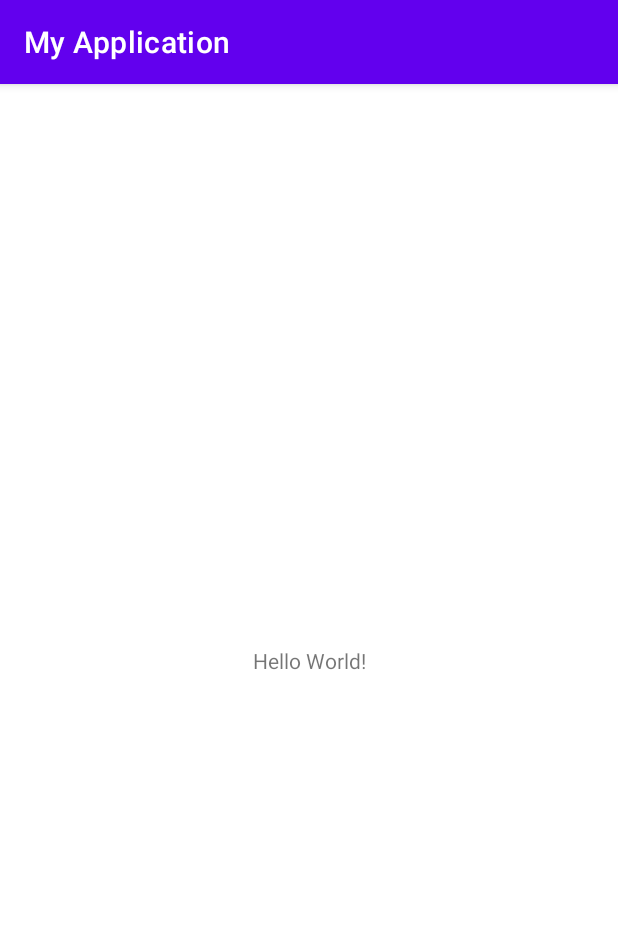
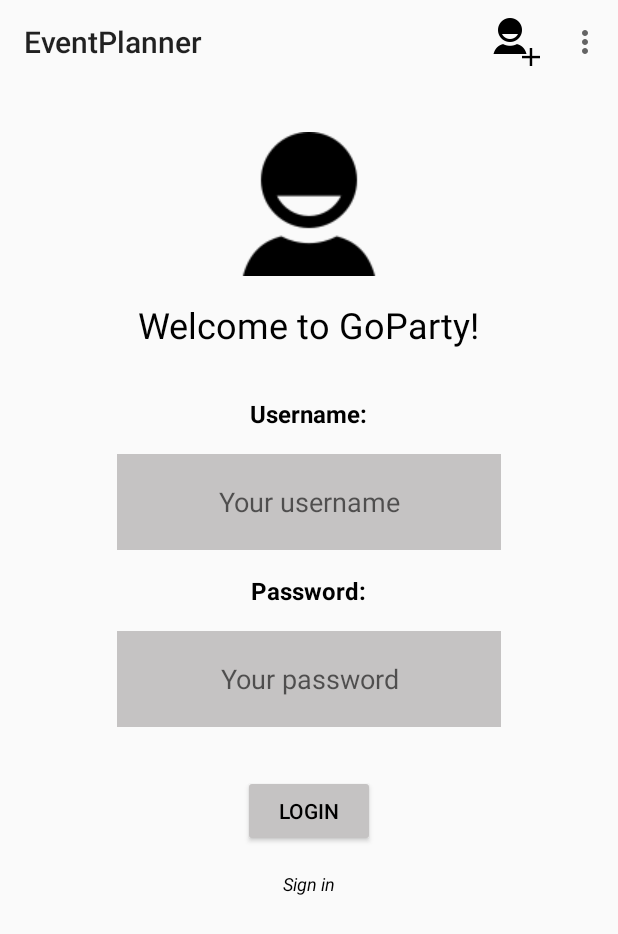
Before and after one commit to Assmannvfbh/eventPlanner_CP470, an Android app: the screen it shows after launch (MainActivity before the commit, LoginActivity after it), on a phone screen of 412 x 824 dp. Shown: the top 934 px of the screen. Run offline under Robolectric (Android 15) with nearby library versions, the phone set to English and light mode, and no system bars.

Commit message:
login screen, first register screen, database connection (still not working properly)

```diff
--- a/app/build.gradle
+++ b/app/build.gradle
@@ -25,6 +25,9 @@ android {
         sourceCompatibility JavaVersion.VERSION_1_8
         targetCompatibility JavaVersion.VERSION_1_8
     }
+    buildFeatures {
+        viewBinding true
+    }
 }
 
 dependencies {
@@ -32,6 +35,8 @@ dependencies {
     implementation 'androidx.appcompat:appcompat:1.5.1'
     implementation 'com.google.android.material:material:1.7.0'
     implementation 'androidx.constraintlayout:constraintlayout:2.1.4'
+    implementation 'androidx.navigation:navigation-fragment:2.5.2'
+    implementation 'androidx.navigation:navigation-ui:2.5.2'
     testImplementation 'junit:junit:4.13.2'
     androidTestImplementation 'androidx.test.ext:junit:1.1.3'
     androidTestImplementation 'androidx.test.espresso:espresso-core:3.4.0'
--- /dev/null
+++ b/app/src/main/java/com/example/myapplication/LoginActivity.java
@@ -0,0 +1,54 @@
+package com.example.myapplication;
+
+import androidx.annotation.NonNull;
+import androidx.appcompat.app.AppCompatActivity;
+import androidx.appcompat.widget.Toolbar;
+
+import android.content.Intent;
+import android.os.Bundle;
+import android.view.Menu;
+import android.view.MenuInflater;
+import android.view.MenuItem;
+import android.widget.Toast;
+
+import com.google.android.material.snackbar.Snackbar;
+
+public class LoginActivity extends AppCompatActivity {
+
+    Toolbar toolbar;
+
+
+    @Override
+    protected void onCreate(Bundle savedInstanceState) {
+        super.onCreate(savedInstanceState);
+        setContentView(R.layout.activity_login);
+        toolbar = findViewById(R.id.login_toolbar);
+        setSupportActionBar(toolbar);
+    }
+
+    @Override
+    public boolean onCreateOptionsMenu(Menu menu) {
+        MenuInflater inflater = getMenuInflater();
+        inflater.inflate(R.menu.login_menu,menu);
+        return super.onCreateOptionsMenu(menu);
+    }
+
+    @Override
+    public boolean onOptionsItemSelected(@NonNull MenuItem item) {
+        int id = item.getItemId();
+
+        switch(id){
+            case R.id.login_about:
+                Snackbar.make(this.toolbar, getResources().getString(R.string.login_about_Niklas), Toast.LENGTH_SHORT).show();
+                break;
+            case R.id.login_toolbar_signIn:
+                Intent intent = new Intent(LoginActivity.this, Register1Activity.class);
+                startActivity(intent);
+        }
+        return true;
+    }
+
+
+
+
+}
--- /dev/null
+++ b/app/src/main/res/layout/activity_login.xml
@@ -0,0 +1,104 @@
+<?xml version="1.0" encoding="utf-8"?>
+<LinearLayout xmlns:android="http://schemas.android.com/apk/res/android"
+    xmlns:app="http://schemas.android.com/apk/res-auto"
+    xmlns:tools="http://schemas.android.com/tools"
+    android:layout_width="match_parent"
+    android:layout_height="match_parent"
+    android:orientation="vertical"
+    android:theme="@style/Theme.Design.Light.NoActionBar"
+    tools:context=".LoginActivity">
+
+    <androidx.appcompat.widget.Toolbar
+        android:id="@+id/login_toolbar"
+        android:layout_width="match_parent"
+        android:layout_height="wrap_content" />
+
+    <ImageView
+        android:id="@+id/imageView"
+        android:layout_marginTop="32dp"
+        android:layout_gravity="center"
+        android:layout_width="wrap_content"
+        android:layout_height="wrap_content"
+        app:srcCompat="@drawable/icons8_user_96" />
+
+    <TextView
+        android:id="@+id/textView4"
+        android:layout_width="wrap_content"
+        android:layout_height="wrap_content"
+        android:layout_gravity="center"
+        android:layout_marginTop="16dp"
+        android:gravity="center"
+        android:textColor="@color/black"
+        android:text="Welcome to GoParty!"
+        android:textSize="24dp" />
+
+    <TextView
+        android:textSize="16sp"
+        android:textStyle="bold"
+        android:id="@+id/login_username"
+        android:layout_width="wrap_content"
+        android:layout_height="wrap_content"
+        android:layout_marginTop="32dp"
+        android:text="@string/username"
+        android:textColor="@color/black"
+        android:layout_gravity="center"/>
+
+    <EditText
+        android:id="@+id/login_uName_textfield"
+        android:layout_width="256dp"
+        android:layout_height="64dp"
+        android:layout_marginTop="16dp"
+        android:ems="10"
+        android:textColor="@color/black"
+        android:inputType="textPersonName"
+        android:hint="@string/login_hint_username"
+        android:gravity="center"
+        android:layout_gravity="center"
+        android:background="@color/light_grey"/>
+    <TextView
+        android:textStyle="bold"
+        android:textSize="16sp"
+        android:id="@+id/login_password"
+        android:layout_width="wrap_content"
+        android:layout_height="wrap_content"
+        android:layout_marginTop="16dp"
+        android:textColor="@color/black"
+        android:text="@string/password"
+        android:layout_gravity="center"/>
+
+    <EditText
+        android:id="@+id/login_psw_textfield"
+        android:layout_width="256dp"
+        android:layout_height="64dp"
+        android:layout_marginTop="16dp"
+        android:ems="10"
+        android:inputType="textPersonName"
+        android:hint="@string/login_hint_password"
+        android:layout_gravity="center"
+        android:background="@color/light_grey"
+        android:gravity="center"
+        android:textColor="@color/black"/>
+
+    <Button
+        android:id="@+id/login_login"
+        android:layout_marginTop="32dp"
+        android:layout_gravity="center"
+        android:layout_width="wrap_content"
+        android:layout_height="wrap_content"
+        android:text="@string/login"
+        android:backgroundTint="@color/light_grey"
+        android:textColor="@color/black"/>
+
+    <TextView
+        android:id="@+id/textView"
+        android:layout_width="wrap_content"
+        android:layout_height="wrap_content"
+        android:text="@string/login_signIn"
+        android:layout_gravity="center"
+        android:textSize="12sp"
+        android:layout_marginTop="16dp"
+        android:textStyle="italic"
+        android:textColor="@color/black"/>
+
+
+</LinearLayout>
--- /dev/null
+++ b/app/src/main/res/menu/login_menu.xml
@@ -0,0 +1,18 @@
+<?xml version="1.0" encoding="utf-8"?>
+<menu xmlns:android="http://schemas.android.com/apk/res/android"
+    xmlns:app="http://schemas.android.com/apk/res-auto">
+
+    <item
+        android:id="@+id/login_about"
+        android:title="@string/help"
+        app:showAsAction="never"
+        />
+
+    <item
+        android:id="@+id/login_toolbar_signIn"
+        android:title="add_User"
+        android:icon="@drawable/icons8_add_user_male_96"
+        app:showAsAction="always"/>
+
+
+</menu>
--- /dev/null
+++ b/app/src/main/res/values-land/dimens.xml
@@ -0,0 +1,3 @@
+<resources>
+    <dimen name="fab_margin">48dp</dimen>
+</resources>
--- /dev/null
+++ b/app/src/main/res/values-w1240dp/dimens.xml
@@ -0,0 +1,3 @@
+<resources>
+    <dimen name="fab_margin">200dp</dimen>
+</resources>
--- /dev/null
+++ b/app/src/main/res/values-w600dp/dimens.xml
@@ -0,0 +1,3 @@
+<resources>
+    <dimen name="fab_margin">48dp</dimen>
+</resources>
--- a/app/src/main/res/values/colors.xml
+++ b/app/src/main/res/values/colors.xml
@@ -7,4 +7,5 @@
     <color name="teal_700">#FF018786</color>
     <color name="black">#FF000000</color>
     <color name="white">#FFFFFFFF</color>
+    <color name="light_grey">#C5C3C3</color>
 </resources>
--- /dev/null
+++ b/app/src/main/res/values/dimens.xml
@@ -0,0 +1,3 @@
+<resources>
+    <dimen name="fab_margin">16dp</dimen>
+</resources>
--- a/app/src/main/res/values/strings.xml
+++ b/app/src/main/res/values/strings.xml
@@ -1,3 +1,18 @@
 <resources>
-    <string name="app_name">My Application</string>
+    <string name="app_name">EventPlanner</string>
+    <string name="username">Username:</string>
+    <string name="password">Password:</string>
+    <string name="login">Login</string>
+    <string name="help">Help</string>
+
+    <!-- Strings LoginActivity-->
+    <string name="login_hint_password">Your password</string>
+    <string name="login_hint_username">Your username</string>
+    <string name="login_signIn">Sign in</string>
+    <string name="login_about_Niklas">Login to your existing account or sign in using the icon in the toolbar menu. About: Niklas Aßmann, 1.0 </string>
+
+    <string name="register1_email">Email:</string>
+    <string name="register1_repeat_password">Repeat Password:</string>
+    <string name="register1_about_Niklas">Please enter a valid email and a username/password of your choice. About: Niklas Aßmann, 1.0 </string>
+
 </resources>
```
Also changed, not shown: app/src/main/AndroidManifest.xml (+10 -2 lines), app/src/main/java/com/example/myapplication/Register1Activity.java (added, +104 -0 lines), app/src/main/java/com/example/myapplication/RegisterService.java (added, +34 -0 lines), app/src/main/res/layout/activity_register1.xml (added, +90 -0 lines), app/src/main/res/menu/register1_menu.xml (added, +11 -0 lines), app/src/main/res/values/themes.xml (+10 -0 lines), app/src/main/res/drawable/icons8_add_user_male_96.png (added), app/src/main/res/drawable/icons8_user_96.png (added).
